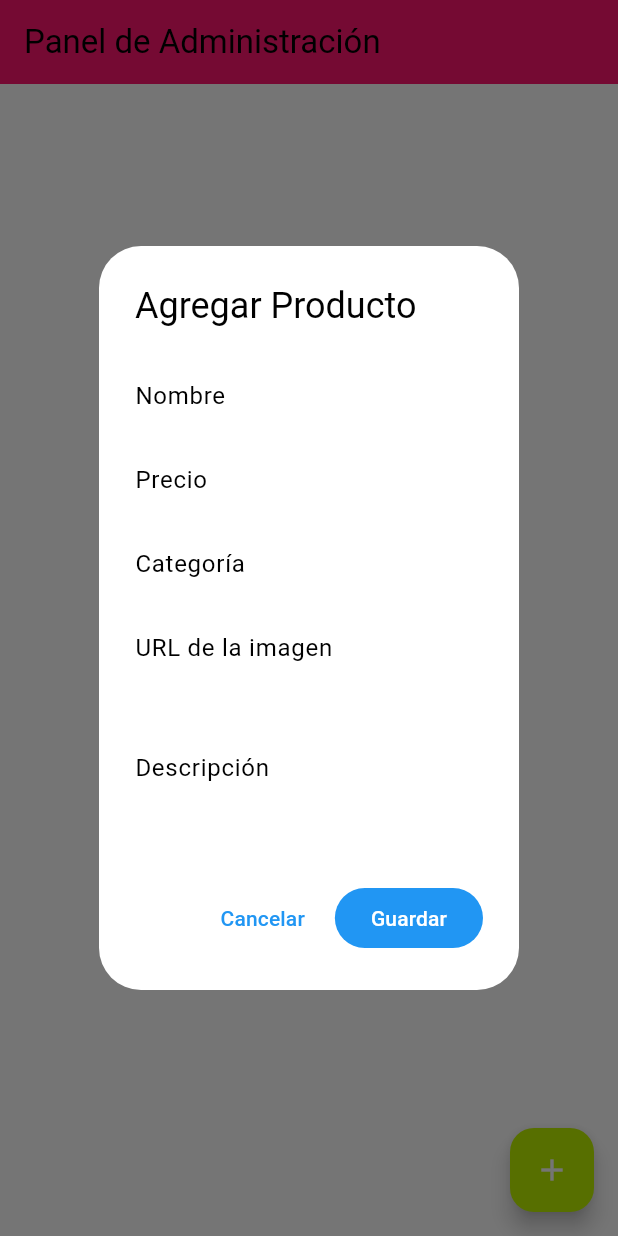
After one commit to DonPombo/Un-Lugar-Chido, a Flutter app: the PanelAdminScreen screen opened by its route, after a tap on the "add" icon, on a phone screen of 412 x 824 dp. The commit adds this screen. Run offline on Flutter 3.47's test engine with Material 3 defaults, Android fonts, the phone set to English and light mode, and no system bars; our stand-ins replace cloud_firestore, firebase_auth, firebase_core, go_router, qr_flutter; accounts and stored records are empty.

Commit message:
Creacion de los screens para el login y panel, Auth, y la clase producto con sus variables

```diff
--- /dev/null
+++ b/lib/models/producto.dart
@@ -0,0 +1,44 @@
+
+
+class Producto {
+  String? id;
+  String nombre;
+  double precio;
+  String categoria;
+  String imagen;
+  String descripcion;
+  bool disponible;
+
+  Producto({
+    this.id,
+    required this.nombre,
+    required this.precio,
+    required this.categoria,
+    required this.imagen,
+    required this.descripcion,
+    required this.disponible,
+  });
+
+  factory Producto.fromMap(Map<String, dynamic> data, String id) {
+    return Producto(
+      id: id,
+      nombre: data['nombre'] ?? '',
+      precio: (data['precio'] ?? 0).toDouble(),
+      categoria: data['categoria'] ?? '',
+      imagen: data['imagen'] ?? '',
+      descripcion: data['descripcion'] ?? '',
+      disponible: data['disponible'] ?? false,
+    );
+  }
+
+  Map<String, dynamic> toMap() {
+    return {
+      'nombre': nombre,
+      'precio': precio,
+      'categoria': categoria,
+      'imagen': imagen,
+      'descripcion': descripcion,
+      'disponible': disponible,
+    };
+  }
+}
--- a/lib/presentation/home.dart
+++ b/lib/presentation/home.dart
@@ -1,4 +1,5 @@
 import 'package:flutter/material.dart';
+import 'package:go_router/go_router.dart';
 import 'package:un_lugar_chido_app/presentation/screens.dart';
 
 class HomePage extends StatefulWidget {
@@ -53,4 +54,8 @@ class HomePageState extends State<HomePage> {
       _currentIndex = index;
     });
   }
+
+  void navigateToLogin() {
+    context.go('/login');
+  }
 }
--- a/lib/router/app_router.dart
+++ b/lib/router/app_router.dart
@@ -1,6 +1,8 @@
 import 'package:flutter/material.dart';
 import 'package:un_lugar_chido_app/presentation/screens.dart';
 import 'package:go_router/go_router.dart';
+import 'package:un_lugar_chido_app/screens/login_screen.dart';
+import 'package:un_lugar_chido_app/screens/panel_admin_screen.dart';
 
 final appRouter = GoRouter(
   initialLocation: '/',
@@ -33,6 +35,20 @@ final appRouter = GoRouter(
         child: const ContactoScreen(),
       ),
     ),
+    GoRoute(
+      path: '/admin',
+      pageBuilder: (context, state) => MaterialPage(
+        key: state.pageKey,
+        child: const PanelAdminScreen(),
+      ),
+    ),
+    GoRoute(
+      path: '/login',
+      pageBuilder: (context, state) => MaterialPage(
+        key: state.pageKey,
+        child:  LoginScreen(),
+      ),
+    ),
   ],
   errorPageBuilder: (context, state) => MaterialPage(
     key: state.pageKey,
--- /dev/null
+++ b/lib/screens/panel_admin_screen.dart
@@ -0,0 +1,148 @@
+import 'package:flutter/material.dart';
+import 'package:go_router/go_router.dart';
+import 'package:un_lugar_chido_app/Theme/theme_screen.dart';
+import '../../models/producto.dart';
+import '/services/firestore_service.dart';
+
+class PanelAdminScreen extends StatefulWidget {
+  const PanelAdminScreen({super.key});
+
+  @override
+
+  PanelAdminScreenState createState() => PanelAdminScreenState();
+}
+
+class PanelAdminScreenState extends State<PanelAdminScreen> {
+  final FirestoreService _firestoreService = FirestoreService();
+  List<Producto> _productos = [];
+
+  @override
+  void initState() {
+    super.initState();
+    _cargarProductos();
+  }
+
+  Future<void> _cargarProductos() async {
+    List<Producto> productos = await _firestoreService.getProductos();
+    setState(() {
+      _productos = productos;
+    });
+  }
+
+  @override
+  Widget build(BuildContext context) {
+    return Scaffold(
+      appBar: AppBar(
+        title: const Text('Panel de Administración'),
+        backgroundColor: themeData.primaryColor,
+      ),
+      body: ListView.builder(
+        itemCount: _productos.length,
+        itemBuilder: (context, index) {
+          Producto producto = _productos[index];
+          return ListTile(
+            title: Text(producto.nombre),
+            subtitle: Text('\$${producto.precio.toStringAsFixed(2)}'),
+            trailing: Switch(
+              value: producto.disponible,
+              onChanged: (bool value) async {
+                await _firestoreService.actualizarDisponibilidad(producto.id!, value);
+                setState(() {
+                  producto.disponible = value;
+                });
+              },
+            ),
+            onTap: () {
+              _mostrarDialogoEdicion(producto);
+            },
+          );
+        },
+      ),
+      floatingActionButton: FloatingActionButton(
+        backgroundColor: themeData.colorScheme.secondary,
+        onPressed: () {
+          _mostrarDialogoEdicion(null);
+        },
+        child: const Icon(Icons.add),
+      ),
+    );
+  }
+
+  void _mostrarDialogoEdicion(Producto? producto) {
+    final esNuevoProducto = producto == null;
+    final nombreController = TextEditingController(text: producto?.nombre ?? '');
+    final precioController = TextEditingController(text: producto?.precio.toString() ?? '');
+    final categoriaController = TextEditingController(text: producto?.categoria ?? '');
+    final imagenController = TextEditingController(text: producto?.imagen ?? '');
+    final descripcionController = TextEditingController(text: producto?.descripcion ?? '');
+
+    showDialog(
+      context: context,
+      builder: (BuildContext context) {
+        return AlertDialog(
+          title: Text(esNuevoProducto ? 'Agregar Producto' : 'Editar Producto'),
+          content: SingleChildScrollView(
+            child: Column(
+              mainAxisSize: MainAxisSize.min,
+              children: [
+                TextField(
+                  controller: nombreController,
+                  decoration: const InputDecoration(labelText: 'Nombre'),
+                ),
+                TextField(
+                  controller: precioController,
+                  decoration: const InputDecoration(labelText: 'Precio'),
+                  keyboardType: TextInputType.number,
+                ),
+                TextField(
+                  controller: categoriaController,
+                  decoration: const InputDecoration(labelText: 'Categoría'),
+                ),
+                TextField(
+                  controller: imagenController,
+                  decoration: const InputDecoration(labelText: 'URL de la imagen'),
+                ),
+                TextField(
+                  controller: descripcionController,
+                  decoration: const InputDecoration(labelText: 'Descripción'),
+                  maxLines: 3,
+                ),
+              ],
+            ),
+          ),
+          actions: [
+            TextButton(
+              child: const Text('Cancelar'),
+              onPressed: () {
+                Navigator.of(context).pop();
+              },
+            ),
+            FilledButton(
+              child: const Text('Guardar'),
+              onPressed: () async {
+                final nuevoProducto = Producto(
+                  id: producto?.id,
+                  nombre: nombreController.text,
+                  precio: double.parse(precioController.text),
+                  categoria: categoriaController.text,
+                  imagen: imagenController.text,
+                  descripcion: descripcionController.text,
+                  disponible: producto?.disponible ?? true,
+                );
+
+                if (esNuevoProducto) {
+                  await _firestoreService.agregarProducto(nuevoProducto);
+                } else {
+                  await _firestoreService.actualizarProducto(nuevoProducto);
+                }
+
+                Future.microtask(() => context.pop());
+
+              },
+            ),
+          ],
+        );
+      },
+    );
+  }
+}
--- /dev/null
+++ b/lib/services/firestore_service.dart
@@ -0,0 +1,23 @@
+import 'package:cloud_firestore/cloud_firestore.dart';
+import '../models/producto.dart';
+
+class FirestoreService {
+  final FirebaseFirestore _firestore = FirebaseFirestore.instance;
+
+  Future<List<Producto>> getProductos() async {
+    QuerySnapshot snapshot = await _firestore.collection('productos').get();
+    return snapshot.docs.map((doc) => Producto.fromMap(doc.data() as Map<String, dynamic>, doc.id)).toList();
+  }
+
+  Future<void> agregarProducto(Producto producto) async {
+    await _firestore.collection('productos').add(producto.toMap());
+  }
+
+  Future<void> actualizarProducto(Producto producto) async {
+    await _firestore.collection('productos').doc(producto.id).update(producto.toMap());
+  }
+
+  Future<void> actualizarDisponibilidad(String productoId, bool disponible) async {
+    await _firestore.collection('productos').doc(productoId).update({'disponible': disponible});
+  }
+}
--- a/pubspec.yaml
+++ b/pubspec.yaml
@@ -28,7 +28,9 @@ environment:
 # the latest version available on pub.dev. To see which dependencies have newer
 # versions available, run `flutter pub outdated`.
 dependencies:
+  cloud_firestore: ^5.4.2
   cupertino_icons: ^1.0.8
+  firebase_auth: ^5.3.0
   firebase_core: ^3.4.0
   flutter:
     sdk: flutter
```
Also changed, not shown: lib/presentation/welcome_screen.dart (+29 -5 lines), lib/screens/login_screen.dart (added, +126 -0 lines), lib/services/auth_service.dart (added, +33 -0 lines), pubspec.lock, 3 other files.
